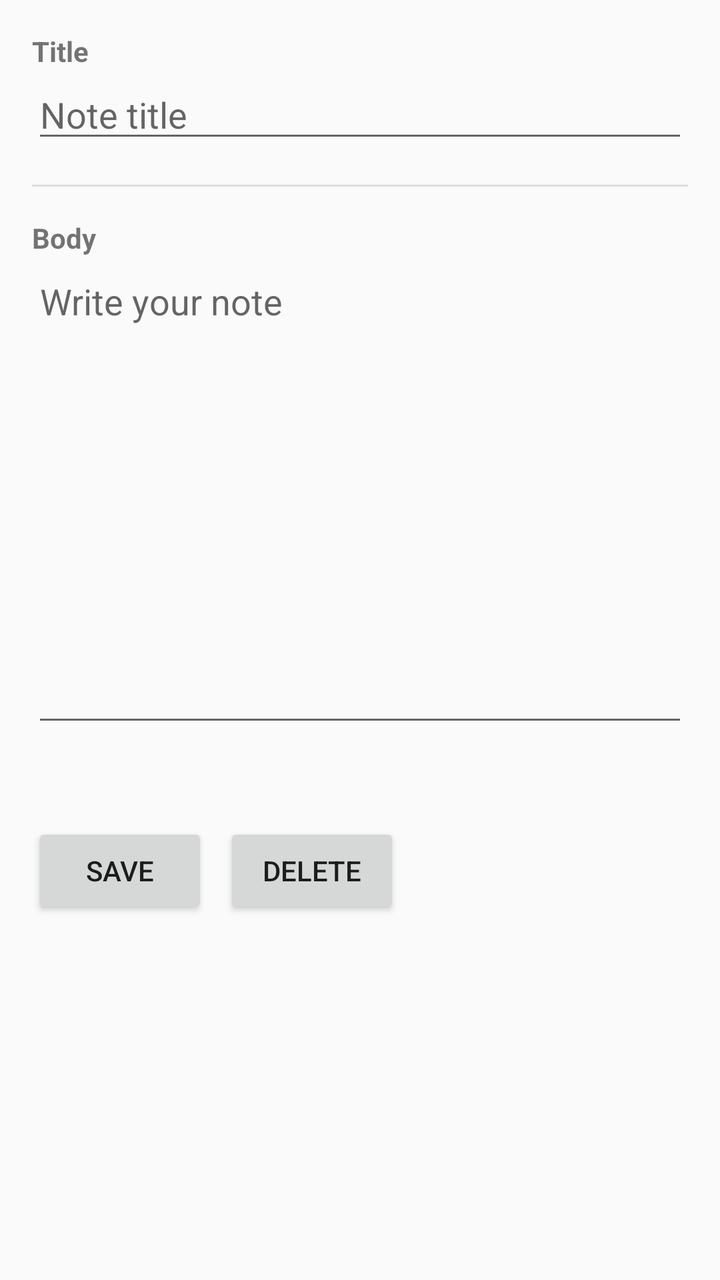
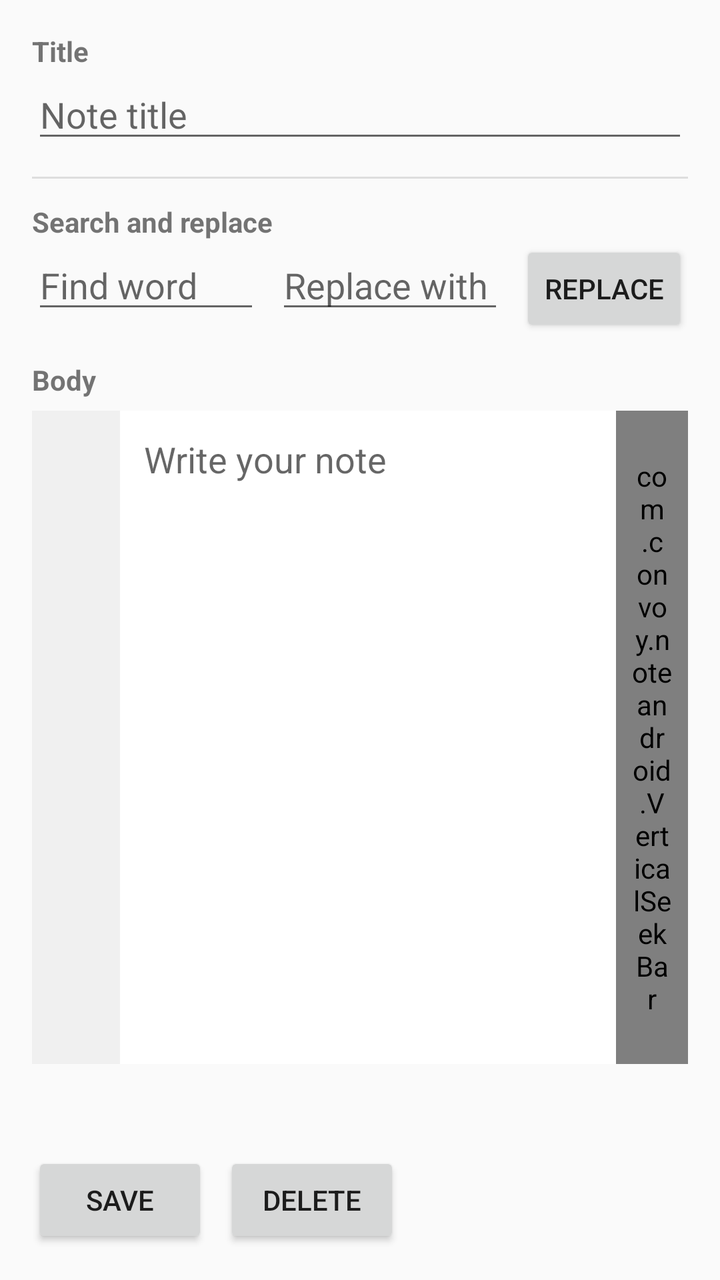

An Android layout rendered at two revisions. The XML below is the earlier revision; the diff shows what the commit changed to produce the second picture.
<!-- AndroidManifest.xml: application theme Theme.AppCompat.Light.NoActionBar -->
<!-- res/layout/activity_note_editor.xml -->
<?xml version="1.0" encoding="utf-8"?>
<ScrollView xmlns:android="http://schemas.android.com/apk/res/android"
    android:layout_width="match_parent"
    android:layout_height="match_parent">

    <LinearLayout
        android:layout_width="match_parent"
        android:layout_height="wrap_content"
        android:orientation="vertical"
        android:padding="16dp">

        <TextView
            android:layout_width="match_parent"
            android:layout_height="wrap_content"
            android:text="Title"
            android:textStyle="bold" />

        <EditText
            android:id="@+id/etTitle"
            android:layout_width="match_parent"
            android:layout_height="wrap_content"
            android:hint="Note title"
            android:inputType="textCapSentences" />

        <View
            android:layout_width="match_parent"
            android:layout_height="1dp"
            android:layout_marginTop="16dp"
            android:layout_marginBottom="16dp"
            android:background="#DDDDDD" />

        <TextView
            android:layout_width="match_parent"
            android:layout_height="wrap_content"
            android:text="Body"
            android:textStyle="bold" />

        <EditText
            android:id="@+id/etBody"
            android:layout_width="match_parent"
            android:layout_height="240dp"
            android:gravity="top|start"
            android:hint="Write your note"
            android:inputType="textMultiLine|textCapSentences"
            android:minLines="10" />

        <TextView
            android:id="@+id/tvStatus"
            android:layout_width="match_parent"
            android:layout_height="wrap_content"
            android:layout_marginTop="12dp"
            android:textColor="#444444" />

        <LinearLayout
            android:layout_width="match_parent"
            android:layout_height="wrap_content"
            android:layout_marginTop="12dp"
            android:orientation="horizontal">

            <Button
                android:id="@+id/btnSave"
                android:layout_width="wrap_content"
                android:layout_height="wrap_content"
                android:text="Save" />

            <Button
                android:id="@+id/btnDelete"
                android:layout_width="wrap_content"
                android:layout_height="wrap_content"
                android:layout_marginStart="8dp"
                android:text="Delete" />
        </LinearLayout>
    </LinearLayout>
</ScrollView>
<!-- resources referenced by this layout -->
<resources>

</resources>

<!-- the commit's change to res/layout/activity_note_editor.xml (unified diff, before → after) -->
@@ -1,74 +1,149 @@
 <?xml version="1.0" encoding="utf-8"?>
-<ScrollView xmlns:android="http://schemas.android.com/apk/res/android"
+<LinearLayout xmlns:android="http://schemas.android.com/apk/res/android"
     android:layout_width="match_parent"
-    android:layout_height="match_parent">
+    android:layout_height="match_parent"
+    android:orientation="vertical"
+    android:padding="16dp">
+
+    <TextView
+        android:layout_width="match_parent"
+        android:layout_height="wrap_content"
+        android:text="Title"
+        android:textStyle="bold" />
+
+    <EditText
+        android:id="@+id/etTitle"
+        android:layout_width="match_parent"
+        android:layout_height="wrap_content"
+        android:hint="Note title"
+        android:inputType="textCapSentences" />
+
+    <View
+        android:layout_width="match_parent"
+        android:layout_height="1dp"
+        android:layout_marginTop="12dp"
+        android:layout_marginBottom="12dp"
+        android:background="#DDDDDD" />
+
+    <TextView
+        android:layout_width="match_parent"
+        android:layout_height="wrap_content"
+        android:text="Search and replace"
+        android:textStyle="bold" />
 
     <LinearLayout
         android:layout_width="match_parent"
         android:layout_height="wrap_content"
-        android:orientation="vertical"
-        android:padding="16dp">
+        android:baselineAligned="false"
+        android:orientation="horizontal">
+
+        <EditText
+            android:id="@+id/etFind"
+            android:layout_width="0dp"
+            android:layout_height="wrap_content"
+            android:layout_marginEnd="8dp"
+            android:layout_weight="1"
+            android:hint="Find word"
+            android:inputType="text" />
+
+        <EditText
+            android:id="@+id/etReplace"
+            android:layout_width="0dp"
+            android:layout_height="wrap_content"
+            android:layout_marginEnd="8dp"
+            android:layout_weight="1"
+            android:hint="Replace with"
+            android:inputType="text" />
+
+        <Button
+            android:id="@+id/btnReplace"
+            android:layout_width="wrap_content"
+            android:layout_height="wrap_content"
+            android:minWidth="72dp"
+            android:text="Replace" />
+    </LinearLayout>
+
+    <TextView
+        android:layout_width="match_parent"
+        android:layout_height="wrap_content"
+        android:layout_marginTop="12dp"
+        android:text="Body"
+        android:textStyle="bold" />
+
+    <LinearLayout
+        android:id="@+id/editorContainer"
+        android:layout_width="match_parent"
+        android:layout_height="0dp"
+        android:layout_marginTop="6dp"
+        android:layout_weight="1"
+        android:background="#FAFAFA"
+        android:baselineAligned="false"
+        android:orientation="horizontal">
 
         <TextView
-            android:layout_width="match_parent"
-            android:layout_height="wrap_content"
-            android:text="Title"
-            android:textStyle="bold" />
-
-        <EditText
-            android:id="@+id/etTitle"
-            android:layout_width="match_parent"
-            android:layout_height="wrap_content"
-            android:hint="Note title"
-            android:inputType="textCapSentences" />
-
-        <View
-            android:layout_width="match_parent"
-            android:layout_height="1dp"
-            android:layout_marginTop="16dp"
-            android:layout_marginBottom="16dp"
-            android:background="#DDDDDD" />
-
-        <TextView
-            android:layout_width="match_parent"
-            android:layout_height="wrap_content"
-            android:text="Body"
-            android:textStyle="bold" />
+            android:id="@+id/tvLineNumbers"
+            android:layout_width="44dp"
+            android:layout_height="match_parent"
+            android:background="#F0F0F0"
+            android:fontFamily="monospace"
+            android:gravity="top|end"
+            android:includeFontPadding="false"
+            android:paddingStart="4dp"
+            android:paddingTop="12dp"
+            android:paddingEnd="8dp"
+            android:paddingBottom="12dp"
+            android:textColor="#777777"
+            android:textSize="16sp" />
 
         <EditText
             android:id="@+id/etBody"
-            android:layout_width="match_parent"
-            android:layout_height="240dp"
+            android:layout_width="0dp"
+            android:layout_height="match_parent"
+            android:layout_weight="1"
+            android:background="#FFFFFF"
             android:gravity="top|start"
             android:hint="Write your note"
             android:inputType="textMultiLine|textCapSentences"
-            android:minLines="10" />
+            android:minLines="10"
+            android:overScrollMode="ifContentScrolls"
+            android:padding="12dp"
+            android:scrollbars="none" />
 
-        <TextView
-            android:id="@+id/tvStatus"
-            android:layout_width="match_parent"
+        <com.convoy.noteandroid.VerticalSeekBar
+            android:id="@+id.sbBodyScroll"
+            android:layout_width="36dp"
+            android:layout_height="match_parent"
+            android:max="100"
+            android:paddingStart="8dp"
+            android:paddingEnd="8dp"
+            android:progress="0" />
+    </LinearLayout>
+
+    <TextView
+        android:id="@+id/tvStatus"
+        android:layout_width="match_parent"
+        android:layout_height="wrap_content"
+        android:layout_marginTop="12dp"
+        android:minHeight="20dp"
+        android:textColor="#444444" />
+
+    <LinearLayout
+        android:layout_width="match_parent"
+        android:layout_height="wrap_content"
+        android:layout_marginTop="12dp"
+        android:orientation="horizontal">
+
+        <Button
+            android:id="@+id/btnSave"
+            android:layout_width="wrap_content"
             android:layout_height="wrap_content"
-            android:layout_marginTop="12dp"
-            android:textColor="#444444" />
+            android:text="Save" />
 
-        <LinearLayout
-            android:layout_width="match_parent"
+        <Button
+            android:id="@+id/btnDelete"
+            android:layout_width="wrap_content"
             android:layout_height="wrap_content"
-            android:layout_marginTop="12dp"
-            android:orientation="horizontal">
-
-            <Button
-                android:id="@+id/btnSave"
-                android:layout_width="wrap_content"
-                android:layout_height="wrap_content"
-                android:text="Save" />
-
-            <Button
-                android:id="@+id/btnDelete"
-                android:layout_width="wrap_content"
-                android:layout_height="wrap_content"
-                android:layout_marginStart="8dp"
-                android:text="Delete" />
-        </LinearLayout>
+            android:layout_marginStart="8dp"
+            android:text="Delete" />
     </LinearLayout>
-</ScrollView>
+</LinearLayout>
